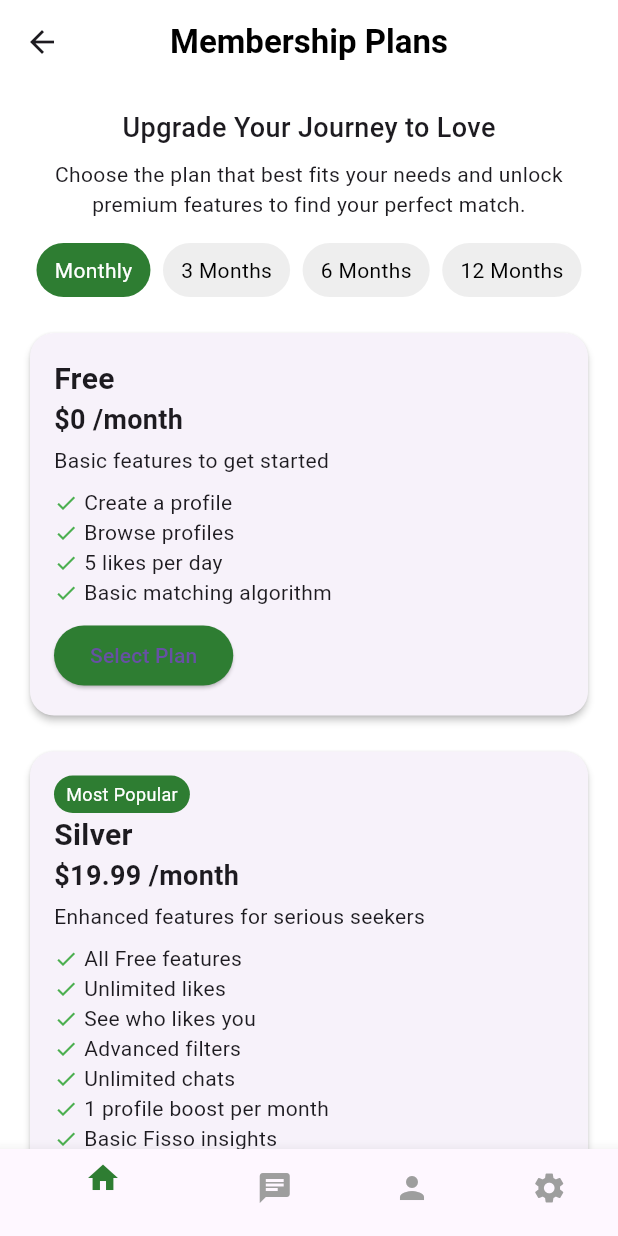
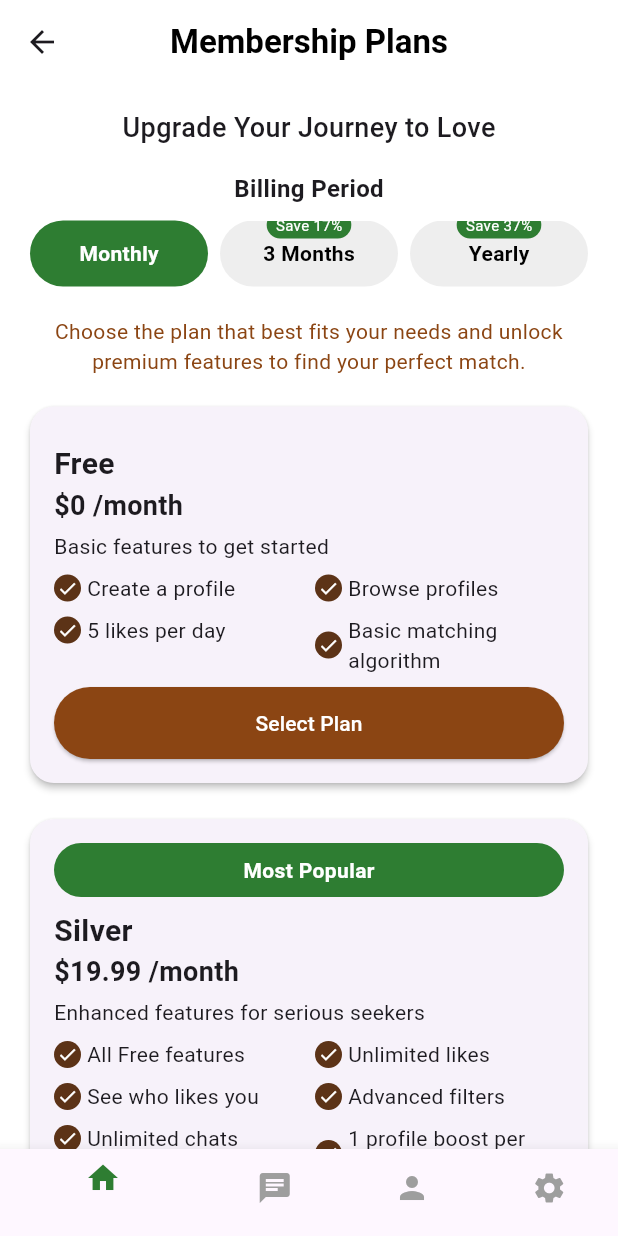
Before and after one commit to Amansarfraz/Nikkah-app, a Flutter app: the MembershipPlansScreen screen opened by its route, on a phone screen of 412 x 824 dp. Run offline on Flutter 3.47's test engine with Material 3 defaults, Android fonts, the phone set to English and light mode, and no system bars; Roboto replaces fonts that are missing (Poppins).

Commit message:
first commit

```diff
--- a/nikkah_plus2/lib/screens/membership_screen.dart
+++ b/nikkah_plus2/lib/screens/membership_screen.dart
@@ -15,6 +15,8 @@ class MembershipPlansScreen extends StatelessWidget {
   @override
   Widget build(BuildContext context) {
     final Color green = const Color(0xFF2E7D32);
+    final Color brown = const Color(0xFF8B4513);
+    final Color darkBrown = const Color(0xFF5C3317);
 
     return Scaffold(
       backgroundColor: Colors.white,
@@ -36,24 +38,34 @@ class MembershipPlansScreen extends StatelessWidget {
               'Upgrade Your Journey to Love',
               style: TextStyle(fontSize: 18, fontWeight: FontWeight.w500),
             ),
-            const SizedBox(height: 8),
+            const SizedBox(height: 16),
+
+            // Billing Period Heading
             const Text(
-              'Choose the plan that best fits your needs and unlock premium features to find your perfect match.',
-              textAlign: TextAlign.center,
+              "Billing Period",
+              style: TextStyle(fontSize: 16, fontWeight: FontWeight.bold),
             ),
-            const SizedBox(height: 16),
-            // Billing Period Selector
+            const SizedBox(height: 10),
+
+            // Billing Buttons
             Row(
               mainAxisAlignment: MainAxisAlignment.spaceEvenly,
               children: [
-                _billingButton('Monthly', true, green),
-                _billingButton('3 Months', false, green),
-                _billingButton('6 Months', false, green),
-                _billingButton('12 Months', false, green),
+                _billingButton("Monthly", active: true, green: green),
+                _billingButtonWithTag("3 Months", "Save 17%", green),
+                _billingButtonWithTag("Yearly", "Save 37%", green),
               ],
             ),
+
             const SizedBox(height: 20),
-            // Free Plan Card
+            Text(
+              'Choose the plan that best fits your needs and unlock premium features to find your perfect match.',
+              textAlign: TextAlign.center,
+              style: TextStyle(color: brown),
+            ),
+            const SizedBox(height: 16),
+
+            // Free Plan
             _planCard(
               title: 'Free',
               price: '\$0 /month',
@@ -66,10 +78,13 @@ class MembershipPlansScreen extends StatelessWidget {
               ],
               buttonText: 'Select Plan',
               tag: '',
-              green: green,
+              tagColor: green,
+              buttonColor: brown,
+              checkColor: darkBrown,
             ),
             const SizedBox(height: 16),
-            // Silver Plan Card
+
+            // Silver Plan
             _planCard(
               title: 'Silver',
               price: '\$19.99 /month',
@@ -86,10 +101,13 @@ class MembershipPlansScreen extends StatelessWidget {
               ],
               buttonText: 'Your Current Plan',
               tag: 'Most Popular',
-              green: green,
+              tagColor: green,
+              buttonColor: brown,
+              checkColor: darkBrown,
             ),
             const SizedBox(height: 16),
-            // Gold Plan Card
+
+            // Gold Plan
             _planCard(
               title: 'Gold',
               price: '\$39.99 /month',
@@ -105,12 +123,18 @@ class MembershipPlansScreen extends StatelessWidget {
               ],
               buttonText: 'Your Current Plan',
               tag: '',
-              green: green,
+              tagColor: green,
+              buttonColor: brown,
+              checkColor: darkBrown,
             ),
+
             const SizedBox(height: 20),
+
             // Feature Comparison Table
             _comparisonTable(),
+
             const SizedBox(height: 20),
+
             // Upgrade Button
             ElevatedButton(
               onPressed: () {},
@@ -126,7 +150,7 @@ class MembershipPlansScreen extends StatelessWidget {
               ),
               child: const Text(
                 'Upgrade to Gold',
-                style: TextStyle(fontSize: 16),
+                style: TextStyle(fontSize: 16, color: Colors.white),
               ),
             ),
             const SizedBox(height: 8),
@@ -137,6 +161,8 @@ class MembershipPlansScreen extends StatelessWidget {
           ],
         ),
       ),
+
+      // Bottom Navigation Bar
       bottomNavigationBar: BottomNavigationBar(
         selectedItemColor: green,
         unselectedItemColor: Colors.grey,
@@ -150,20 +176,59 @@ class MembershipPlansScreen extends StatelessWidget {
     );
   }
 
-  static Widget _billingButton(String text, bool active, Color green) {
-    return Container(
-      padding: const EdgeInsets.symmetric(horizontal: 12, vertical: 8),
+  // Billing Button
+  static Widget _billingButton(
+    String text, {
+    required bool active,
+    required Color green,
+  }) {
+    return Expanded(
+      child: Container(
+        margin: const EdgeInsets.symmetric(horizontal: 4),
+        padding: const EdgeInsets.symmetric(vertical: 12),
         decoration: BoxDecoration(
           color: active ? green : Colors.grey[200],
-        borderRadius: BorderRadius.circular(20),
+          borderRadius: BorderRadius.circular(25),
         ),
+        alignment: Alignment.center,
         child: Text(
           text,
-        style: TextStyle(color: active ? Colors.white : Colors.black),
+          style: TextStyle(
+            color: active ? Colors.white : Colors.black,
+            fontWeight: FontWeight.bold,
+          ),
+        ),
       ),
     );
   }
 
+  // Billing Button with Save Tag
+  static Widget _billingButtonWithTag(String text, String tag, Color green) {
+    return Expanded(
+      child: Stack(
+        alignment: Alignment.topCenter,
+        children: [
+          _billingButton(text, active: false, green: green),
+          Positioned(
+            top: -6,
+            child: Container(
+              padding: const EdgeInsets.symmetric(horizontal: 6, vertical: 2),
+              decoration: BoxDecoration(
+                color: green,
+                borderRadius: BorderRadius.circular(10),
+              ),
+              child: Text(
+                tag,
+                style: const TextStyle(color: Colors.white, fontSize: 10),
+              ),
+            ),
+          ),
+        ],
+      ),
+    );
+  }
+
+  // Plan Card
   static Widget _planCard({
     required String title,
     required String price,
@@ -171,7 +236,9 @@ class MembershipPlansScreen extends StatelessWidget {
     required List<String> features,
     required String buttonText,
     required String tag,
-    required Color green,
+    required Color tagColor,
+    required Color buttonColor,
+    required Color checkColor,
   }) {
     return Card(
       elevation: 2,
@@ -183,16 +250,23 @@ class MembershipPlansScreen extends StatelessWidget {
           children: [
             if (tag.isNotEmpty)
               Container(
-                padding: const EdgeInsets.symmetric(horizontal: 8, vertical: 4),
+                width: double.infinity,
+                padding: const EdgeInsets.symmetric(vertical: 8),
                 decoration: BoxDecoration(
-                  color: green,
+                  color: tagColor,
                   borderRadius: BorderRadius.circular(20),
                 ),
+                child: Center(
                   child: Text(
                     tag,
-                  style: const TextStyle(color: Colors.white, fontSize: 12),
+                    style: const TextStyle(
+                      color: Colors.white,
+                      fontWeight: FontWeight.bold,
                     ),
                   ),
+                ),
+              ),
+            const SizedBox(height: 8),
             Text(
               title,
               style: const TextStyle(fontSize: 20, fontWeight: FontWeight.bold),
@@ -204,30 +278,60 @@ class MembershipPlansScreen extends StatelessWidget {
             const SizedBox(height: 4),
             Text(description),
             const SizedBox(height: 8),
-            Column(
-              crossAxisAlignment: CrossAxisAlignment.start,
+
+            // Two-column Features
+            Wrap(
+              spacing: 8,
+              runSpacing: 8,
               children: features
                   .map(
-                    (feature) => Row(
+                    (feature) => SizedBox(
+                      width:
+                          (MediaQueryData.fromWindow(
+                                WidgetsBinding.instance.window,
+                              ).size.width -
+                              80) /
+                          2,
+                      child: Row(
                         children: [
-                        const Icon(Icons.check, color: Colors.green, size: 16),
+                          Container(
+                            padding: const EdgeInsets.all(2),
+                            decoration: BoxDecoration(
+                              color: checkColor,
+                              shape: BoxShape.circle,
+                            ),
+                            child: const Icon(
+                              Icons.check,
+                              color: Colors.white,
+                              size: 14,
+                            ),
+                          ),
                           const SizedBox(width: 4),
                           Expanded(child: Text(feature)),
                         ],
                       ),
+                    ),
                   )
                   .toList(),
             ),
+
             const SizedBox(height: 8),
-            ElevatedButton(
+            SizedBox(
+              width: double.infinity,
+              child: ElevatedButton(
                 onPressed: () {},
                 style: ElevatedButton.styleFrom(
-                backgroundColor: green,
+                  backgroundColor: buttonColor,
+                  padding: const EdgeInsets.symmetric(vertical: 14),
                   shape: RoundedRectangleBorder(
                     borderRadius: BorderRadius.circular(30),
                   ),
                 ),
-              child: Text(buttonText),
+                child: Text(
+                  buttonText,
+                  style: const TextStyle(color: Colors.white),
+                ),
+              ),
             ),
           ],
         ),
@@ -235,6 +339,7 @@ class MembershipPlansScreen extends StatelessWidget {
     );
   }
 
+  // Comparison Table
   static Widget _comparisonTable() {
     return Table(
       border: TableBorder.all(color: Colors.grey),
```
Lines whose indentation alone changed are shown as unchanged.
